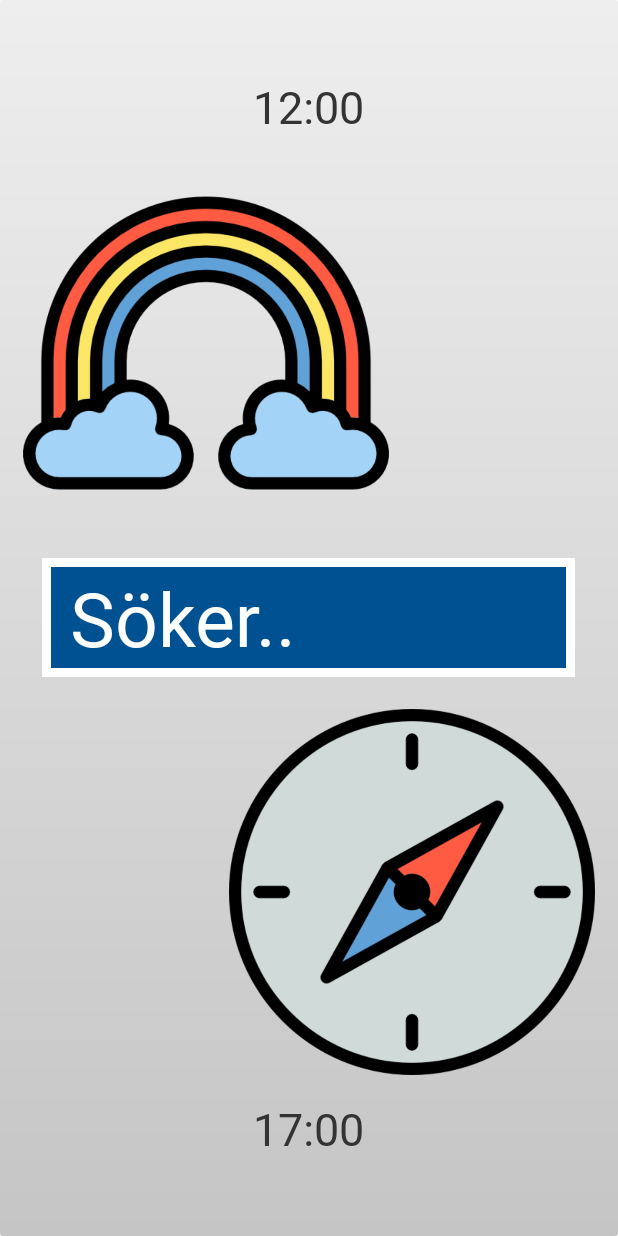
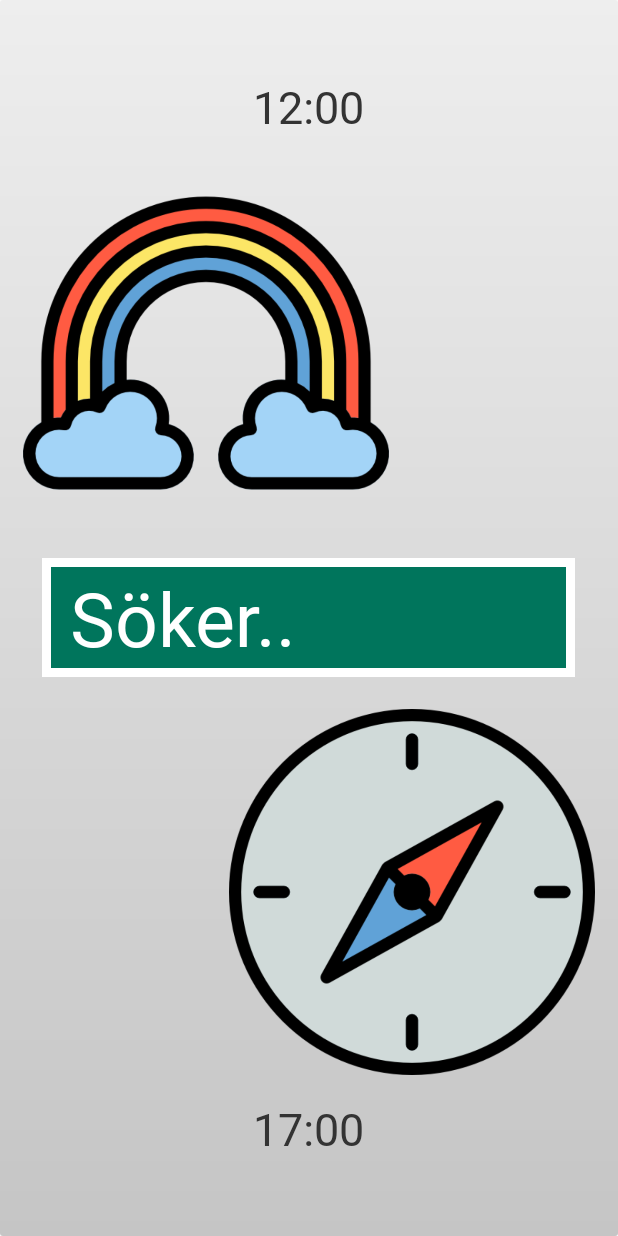
Before and after one commit to Bjorkgren/NuSen, an Android app: the screen it shows after launch (MainActivity), on a phone screen of 412 x 824 dp. Run offline under Robolectric (Android 15) with nearby library versions, the light colour scheme and no system bars.

Commit message:
Rainbows until I decode weather symbols.

```diff
--- a/app/src/main/java/com/bjorkgren/nusen/MainActivity.java
+++ b/app/src/main/java/com/bjorkgren/nusen/MainActivity.java
@@ -152,9 +152,9 @@ public class MainActivity extends AppCompatActivity {
         gd.setCornerRadius(3f);
         mainLayout.setBackground(gd);
 
-        WEATHER_IMAGES = new Drawable[4];
-        int[] images = {R.drawable.clean_regn_2, R.drawable.clean_mulet_2, R.drawable.clean_halvklart_2, R.drawable.clean_sol_2};
-        for(int i=0; i<4; i++)
+        WEATHER_IMAGES = new Drawable[5];
+        int[] images = {R.drawable.clean_regn_2, R.drawable.clean_mulet_2, R.drawable.clean_halvklart_2, R.drawable.clean_sol_2, R.drawable.clean_rainbow};
+        for(int i=0; i<5; i++)
             WEATHER_IMAGES[i] = ResourcesCompat.getDrawable(getResources(), images[i], null);
 
         locationListener = new LocationListener() {
@@ -328,8 +328,8 @@ public class MainActivity extends AppCompatActivity {
             public void onResult(int nowTemp, int laterTemp, Weather wNow, Weather wLater) {
                 txtGraderNu.setText("" + nowTemp);
                 txtGraderSen.setText("" + laterTemp);
-                imgNow.setImageDrawable(WEATHER_IMAGES[nuHour%4]);
-                imgLater.setImageDrawable(WEATHER_IMAGES[(nuHour+2)%4]);
+                imgNow.setImageDrawable(WEATHER_IMAGES[4]);
+                imgLater.setImageDrawable(WEATHER_IMAGES[4]);
             }
             @Override
             public void onError() {
--- a/app/src/main/res/drawable/veg_skylt.xml
+++ b/app/src/main/res/drawable/veg_skylt.xml
@@ -1,5 +1,5 @@
 <?xml version="1.0" encoding="utf-8"?>
 <shape xmlns:android="http://schemas.android.com/apk/res/android" android:shape="rectangle" >
-    <solid android:color="@color/colorSkylt" />
+    <solid android:color="@color/colorVegverkGreen" />
     <stroke android:width="6sp" android:color="#fff"/>
 </shape>
--- a/app/src/main/res/values/colors.xml
+++ b/app/src/main/res/values/colors.xml
@@ -7,6 +7,8 @@
     <color name="colorVegverkGrey">#a0a5a8</color>
     <color name="colorVegverkGreen">#00755c</color>
     <color name="colorVegverkDarkblue">#041e42</color>
+    <color name="colorVegverkRed">#e4002b</color>
+    <color name="colorVegverkBrown">#693F23</color>
     <!-- c6ccd0 -->
     <!--      a0a5a8   #7c878e    -->
     <color name="gradientSun">#FFF59D</color>
```
